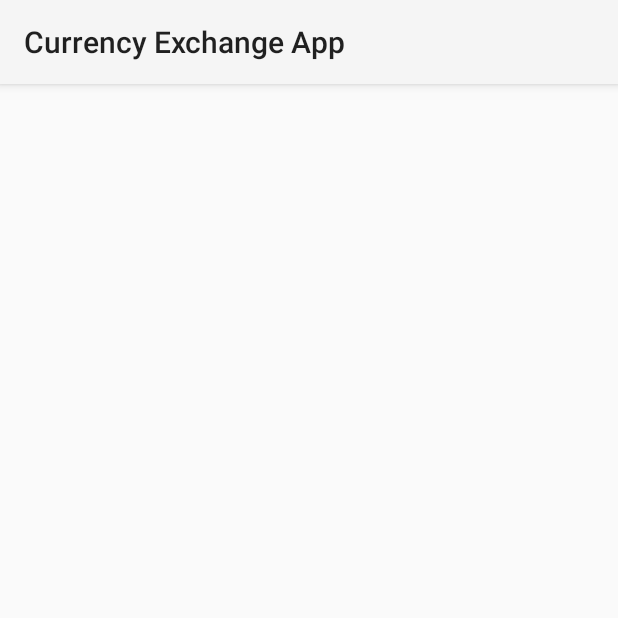
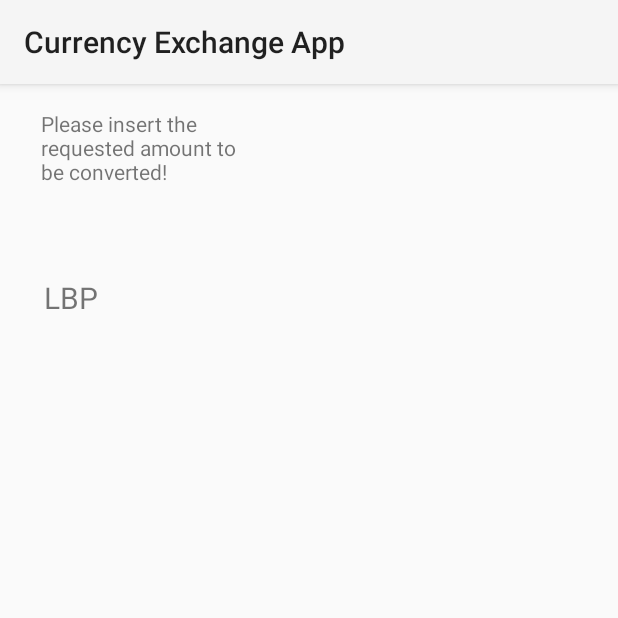
Before and after one commit to MustafaHazime/ExchangeApp, an Android app: the MainActivity2 screen opened directly, with no data from a screen before it, on a phone screen of 412 x 824 dp, the top half of it. Run offline under Robolectric (Android 15) with nearby library versions, the phone set to English and light mode, and no system bars; 4 statements that could not run were skipped.

Commit message:
Commit 12

```diff
--- a/app/src/main/res/layout/activity_main3.xml
+++ b/app/src/main/res/layout/activity_main3.xml
@@ -6,6 +6,32 @@
     android:layout_height="match_parent"
     tools:context=".MainActivity2">
 
+    <TextView
+        android:id="@+id/textView3"
+        android:layout_width="133dp"
+        android:layout_height="52dp"
+        android:text="Please insert the requested amount to be converted!"
+        app:layout_constraintBottom_toBottomOf="parent"
+        app:layout_constraintHorizontal_bias="0.097"
+        app:layout_constraintLeft_toLeftOf="parent"
+        app:layout_constraintRight_toRightOf="parent"
+        app:layout_constraintTop_toTopOf="parent"
+        app:layout_constraintVertical_bias="0.023" />
+
+
+    <TextView
+        android:id="@+id/textView"
+        android:layout_width="40dp"
+        android:layout_height="24dp"
+        android:text="LBP"
+        android:textSize="20sp"
+        app:layout_constraintBottom_toBottomOf="parent"
+        app:layout_constraintHorizontal_bias="0.078"
+        app:layout_constraintLeft_toLeftOf="parent"
+        app:layout_constraintRight_toRightOf="parent"
+        app:layout_constraintTop_toTopOf="parent"
+        app:layout_constraintVertical_bias="0.173" />
+
 
 
 
```
